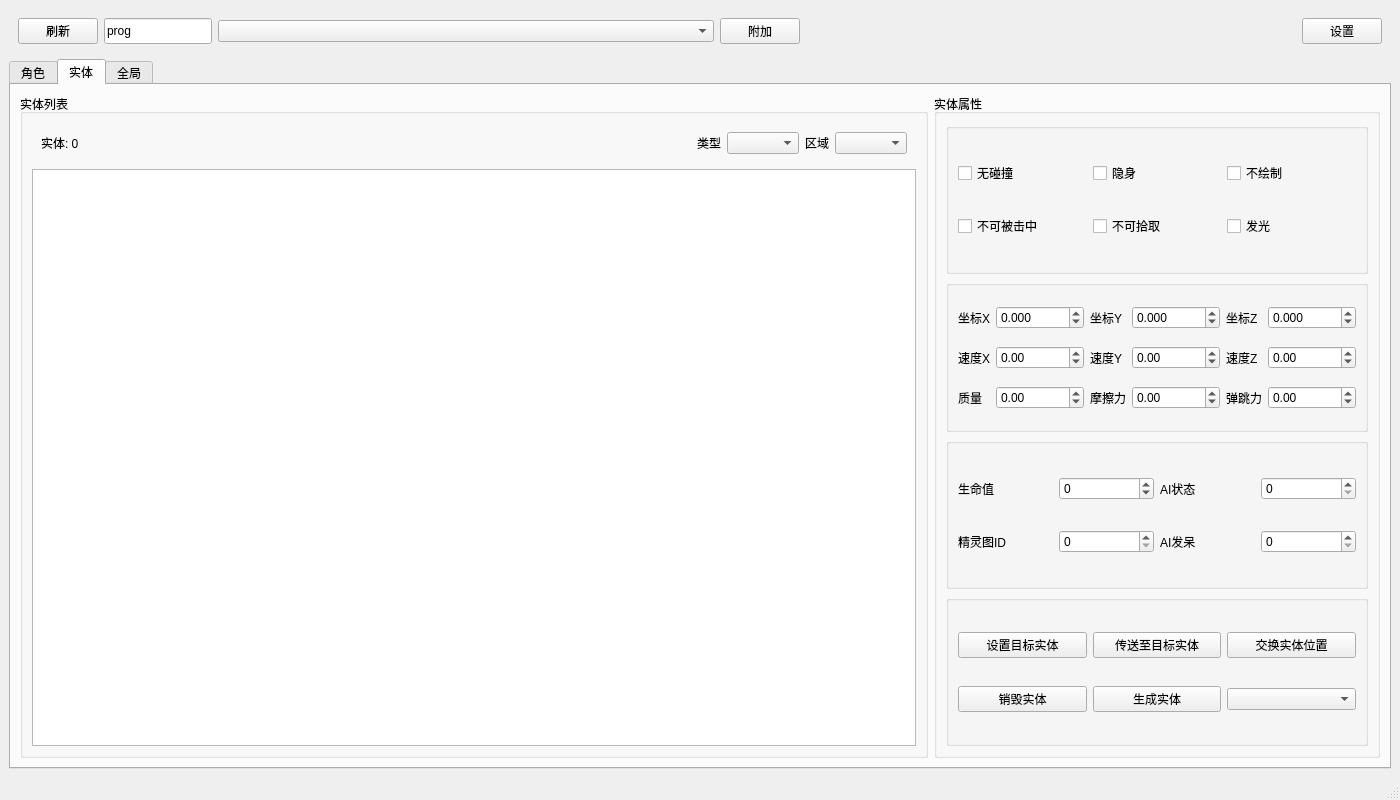
Before: the Qt Designer form mainwindow.ui in That-is-good/DR2CDebugTool, drawn with Qt 5.
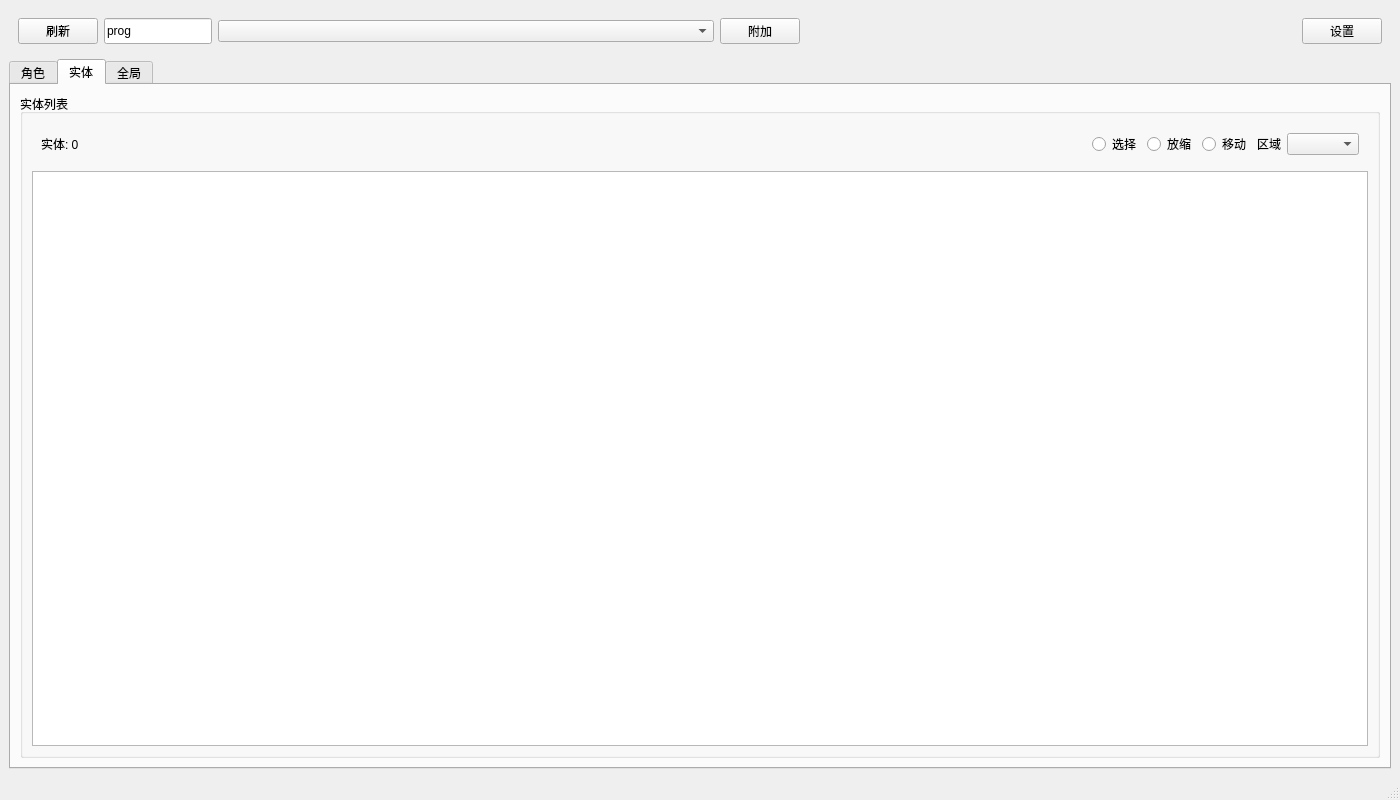
After: the same form once the commit is applied. The open tabs and pages were chosen to show the change. Icons and pictures are not drawn.

Patch:
```diff
--- a/mainwindow.ui
+++ b/mainwindow.ui
@@ -379,7 +379,7 @@
        <attribute name="title">
         <string>实体</string>
        </attribute>
-       <layout class="QHBoxLayout" name="horizontalLayout_3" stretch="3,1">
+       <layout class="QVBoxLayout" name="verticalLayout_11">
         <item>
          <widget class="QGroupBox" name="entitygroupBox">
           <property name="title">
@@ -410,14 +410,25 @@
                </spacer>
               </item>
               <item>
-               <widget class="QLabel" name="entityTypeLabel">
+               <widget class="QRadioButton" name="selectEntityMode">
                 <property name="text">
-                 <string>类型</string>
+                 <string>选择</string>
                 </property>
                </widget>
               </item>
               <item>
-               <widget class="QComboBox" name="entityTypecomboBox"/>
+               <widget class="QRadioButton" name="resizeScreenMode">
+                <property name="text">
+                 <string>放缩</string>
+                </property>
+               </widget>
+              </item>
+              <item>
+               <widget class="QRadioButton" name="moveScreenMode">
+                <property name="text">
+                 <string>移动</string>
+                </property>
+               </widget>
               </item>
               <item>
                <widget class="QLabel" name="entityAreaLabel">
@@ -433,356 +444,7 @@
             </widget>
            </item>
            <item>
-            <widget class="QTableWidget" name="entitytableWidget"/>
-           </item>
-          </layout>
-         </widget>
-        </item>
-        <item>
-         <widget class="QGroupBox" name="entityInfogroupBox">
-          <property name="title">
-           <string>实体属性</string>
-          </property>
-          <layout class="QVBoxLayout" name="verticalLayout_9">
-           <item>
-            <widget class="QGroupBox" name="groupBox">
-             <property name="title">
-              <string/>
-             </property>
-             <layout class="QGridLayout" name="gridLayout_3">
-              <item row="2" column="1">
-               <widget class="QCheckBox" name="unSeencheckBox">
-                <property name="text">
-                 <string>隐身</string>
-                </property>
-               </widget>
-              </item>
-              <item row="2" column="0">
-               <widget class="QCheckBox" name="noCollidecheckBox">
-                <property name="text">
-                 <string>无碰撞</string>
-                </property>
-               </widget>
-              </item>
-              <item row="2" column="2">
-               <widget class="QCheckBox" name="inVisiblecheckBox">
-                <property name="text">
-                 <string>不绘制</string>
-                </property>
-               </widget>
-              </item>
-              <item row="3" column="2">
-               <widget class="QCheckBox" name="glowcheckBox">
-                <property name="text">
-                 <string>发光</string>
-                </property>
-               </widget>
-              </item>
-              <item row="3" column="1">
-               <widget class="QCheckBox" name="noPickupcheckBox">
-                <property name="text">
-                 <string>不可拾取</string>
-                </property>
-               </widget>
-              </item>
-              <item row="3" column="0">
-               <widget class="QCheckBox" name="noHitcheckBox">
-                <property name="text">
-                 <string>不可被击中</string>
-                </property>
-               </widget>
-              </item>
-             </layout>
-            </widget>
-           </item>
-           <item>
-            <widget class="QGroupBox" name="groupBox_2">
-             <property name="title">
-              <string/>
-             </property>
-             <layout class="QGridLayout" name="gridLayout_4">
-              <item row="2" column="3">
-               <widget class="QDoubleSpinBox" name="frictiondoubleSpinBox">
-                <property name="minimum">
-                 <double>-65535.000000000000000</double>
-                </property>
-                <property name="maximum">
-                 <double>65535.000000000000000</double>
-                </property>
-               </widget>
-              </item>
-              <item row="2" column="5">
-               <widget class="QDoubleSpinBox" name="bounceFrictiondoubleSpinBox">
-                <property name="minimum">
-                 <double>-65535.000000000000000</double>
-                </property>
-                <property name="maximum">
-                 <double>65535.000000000000000</double>
-                </property>
-                <property name="value">
-                 <double>0.000000000000000</double>
-                </property>
-               </widget>
-              </item>
-              <item row="0" column="5">
-               <widget class="QDoubleSpinBox" name="posZdoubleSpinBox">
-                <property name="decimals">
-                 <number>3</number>
-                </property>
-                <property name="minimum">
-                 <double>-65535.000000000000000</double>
-                </property>
-                <property name="maximum">
-                 <double>65535.000000000000000</double>
-                </property>
-               </widget>
-              </item>
-              <item row="2" column="1">
-               <widget class="QDoubleSpinBox" name="massdoubleSpinBox">
-                <property name="minimum">
-                 <double>-65535.000000000000000</double>
-                </property>
-                <property name="maximum">
-                 <double>65535.000000000000000</double>
-                </property>
-               </widget>
-              </item>
-              <item row="2" column="2">
-               <widget class="QLabel" name="frictionLabel">
-                <property name="text">
-                 <string>摩擦力</string>
-                </property>
-               </widget>
-              </item>
-              <item row="1" column="4">
-               <widget class="QLabel" name="velZLabel">
-                <property name="text">
-                 <string>速度Z</string>
-                </property>
-               </widget>
-              </item>
-              <item row="1" column="5">
-               <widget class="QDoubleSpinBox" name="velZdoubleSpinBox">
-                <property name="minimum">
-                 <double>-65535.000000000000000</double>
-                </property>
-                <property name="maximum">
-                 <double>65535.000000000000000</double>
-                </property>
-               </widget>
-              </item>
-              <item row="1" column="3">
-               <widget class="QDoubleSpinBox" name="velYdoubleSpinBox">
-                <property name="minimum">
-                 <double>-65535.000000000000000</double>
-                </property>
-                <property name="maximum">
-                 <double>65535.000000000000000</double>
-                </property>
-               </widget>
-              </item>
-              <item row="2" column="4">
-               <widget class="QLabel" name="bounceFrictionLabel">
-                <property name="text">
-                 <string>弹跳力</string>
-                </property>
-               </widget>
-              </item>
-              <item row="1" column="1">
-               <widget class="QDoubleSpinBox" name="velXdoubleSpinBox">
-                <property name="minimum">
-                 <double>-65535.000000000000000</double>
-                </property>
-                <property name="maximum">
-                 <double>65535.000000000000000</double>
-                </property>
-               </widget>
-              </item>
-              <item row="0" column="1">
-               <widget class="QDoubleSpinBox" name="posXdoubleSpinBox">
-                <property name="decimals">
-                 <number>3</number>
-                </property>
-                <property name="minimum">
-                 <double>-65535.000000000000000</double>
-                </property>
-                <property name="maximum">
-                 <double>65535.000000000000000</double>
-                </property>
-               </widget>
-              </item>
-              <item row="0" column="0">
-               <widget class="QLabel" name="posXLabel">
-                <property name="text">
-                 <string>坐标X</string>
-                </property>
-               </widget>
-              </item>
-              <item row="0" column="2">
-               <widget class="QLabel" name="posYLabel">
-                <property name="text">
-                 <string>坐标Y</string>
-                </property>
-               </widget>
-              </item>
-              <item row="2" column="0">
-               <widget class="QLabel" name="massLabel">
-                <property name="text">
-                 <string>质量</string>
-                </property>
-               </widget>
-              </item>
-              <item row="0" column="3">
-               <widget class="QDoubleSpinBox" name="posYdoubleSpinBox">
-                <property name="decimals">
-                 <number>3</number>
-                </property>
-                <property name="minimum">
-                 <double>-65535.000000000000000</double>
-                </property>
-                <property name="maximum">
-                 <double>65535.000000000000000</double>
-                </property>
-               </widget>
-              </item>
-              <item row="1" column="2">
-               <widget class="QLabel" name="velYLabel">
-                <property name="text">
-                 <string>速度Y</string>
-                </property>
-               </widget>
-              </item>
-              <item row="0" column="4">
-               <widget class="QLabel" name="posZLabel">
-                <property name="text">
-                 <string>坐标Z</string>
-                </property>
-               </widget>
-              </item>
-              <item row="1" column="0">
-               <widget class="QLabel" name="velXLabel">
-                <property name="text">
-                 <string>速度X</string>
-                </property>
-               </widget>
-              </item>
-             </layout>
-            </widget>
-           </item>
-           <item>
-            <widget class="QGroupBox" name="groupBox_3">
-             <property name="title">
-              <string/>
-             </property>
-             <layout class="QGridLayout" name="gridLayout_5">
-              <item row="0" column="4">
-               <widget class="QSpinBox" name="aiStatespinBox">
-                <property name="maximum">
-                 <number>65535</number>
-                </property>
-               </widget>
-              </item>
-              <item row="0" column="3">
-               <widget class="QLabel" name="aiStateLabel">
-                <property name="text">
-                 <string>AI状态</string>
-                </property>
-               </widget>
-              </item>
-              <item row="0" column="2">
-               <widget class="QSpinBox" name="hitpointsspinBox">
-                <property name="minimum">
-                 <number>-65535</number>
-                </property>
-                <property name="maximum">
-                 <number>65535</number>
-                </property>
-                <property name="value">
-                 <number>0</number>
-                </property>
-               </widget>
-              </item>
-              <item row="0" column="1">
-               <widget class="QLabel" name="hitpointsLabel">
-                <property name="text">
-                 <string>生命值</string>
-                </property>
-               </widget>
-              </item>
-              <item row="1" column="2">
-               <widget class="QSpinBox" name="spriteIdspinBox">
-                <property name="maximum">
-                 <number>65535</number>
-                </property>
-               </widget>
-              </item>
-              <item row="1" column="1">
-               <widget class="QLabel" name="spriteIdLabel">
-                <property name="text">
-                 <string>精灵图ID</string>
-                </property>
-               </widget>
-              </item>
-              <item row="1" column="3">
-               <widget class="QLabel" name="aiWaitLabel">
-                <property name="text">
-                 <string>AI发呆</string>
-                </property>
-               </widget>
-              </item>
-              <item row="1" column="4">
-               <widget class="QSpinBox" name="aiWaitspinBox">
-                <property name="maximum">
-                 <number>65535</number>
-                </property>
-               </widget>
-              </item>
-             </layout>
-            </widget>
-           </item>
-           <item>
-            <widget class="QGroupBox" name="groupBox">
-             <layout class="QGridLayout" name="gridLayout">
-              <item row="0" column="3">
-               <widget class="QPushButton" name="swapTargetpushButton">
-                <property name="text">
-                 <string>交换实体位置</string>
-                </property>
-               </widget>
-              </item>
-              <item row="0" column="2">
-               <widget class="QPushButton" name="teleportTargetpushButton">
-                <property name="text">
-                 <string>传送至目标实体</string>
-                </property>
-               </widget>
-              </item>
-              <item row="0" column="1">
-               <widget class="QPushButton" name="setTargetpushButton">
-                <property name="text">
-                 <string>设置目标实体</string>
-                </property>
-               </widget>
-              </item>
-              <item row="1" column="2">
-               <widget class="QPushButton" name="spawnEntitypushButton">
-                <property name="text">
-                 <string>生成实体</string>
-                </property>
-               </widget>
-              </item>
-              <item row="1" column="1">
-               <widget class="QPushButton" name="destoryEntitypushButton">
-                <property name="text">
-                 <string>销毁实体</string>
-                </property>
-               </widget>
-              </item>
-              <item row="1" column="3">
-               <widget class="QComboBox" name="spawnEntitycomboBox"/>
-              </item>
-             </layout>
-            </widget>
+            <widget class="QGraphicsView" name="entitygraphicsView"/>
            </item>
           </layout>
          </widget>
```
Left out of the diff: 13 changed lines with no effect on the pictures.
